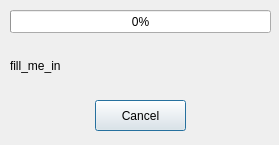
This is src/qpaste/qpaste.ui in fluxer/bfp as Qt 5 draws it before an edit. The edited form follows.
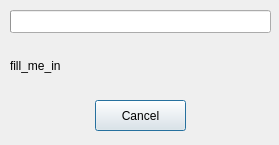
This is the edited form. Icons and pictures are not drawn.

```diff
--- a/src/qpaste/qpaste.ui
+++ b/src/qpaste/qpaste.ui
@@ -58,9 +58,6 @@
    <property name="maximum">
     <number>100</number>
    </property>
-   <property name="value">
-    <number>0</number>
-   </property>
   </widget>
   <widget class="QLabel" name="TextLabel">
    <property name="geometry">
```
